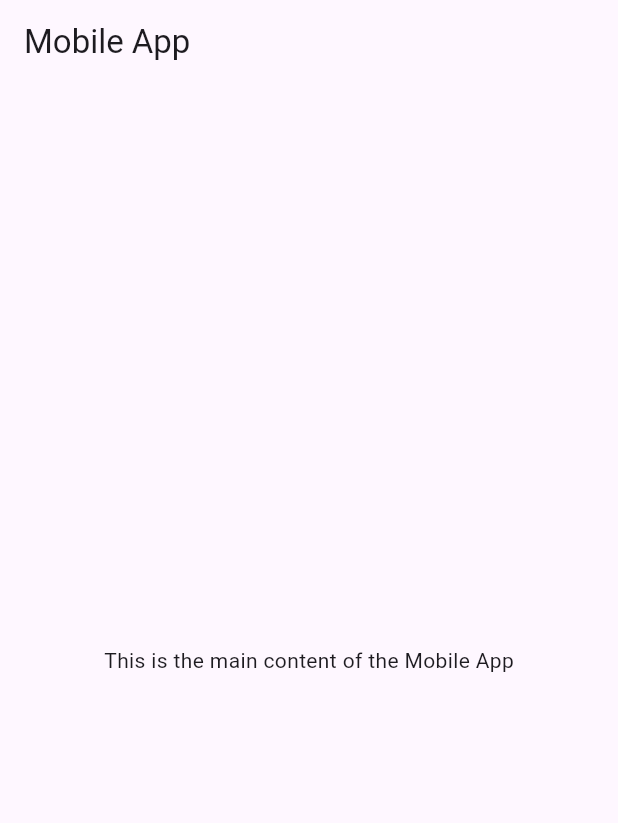
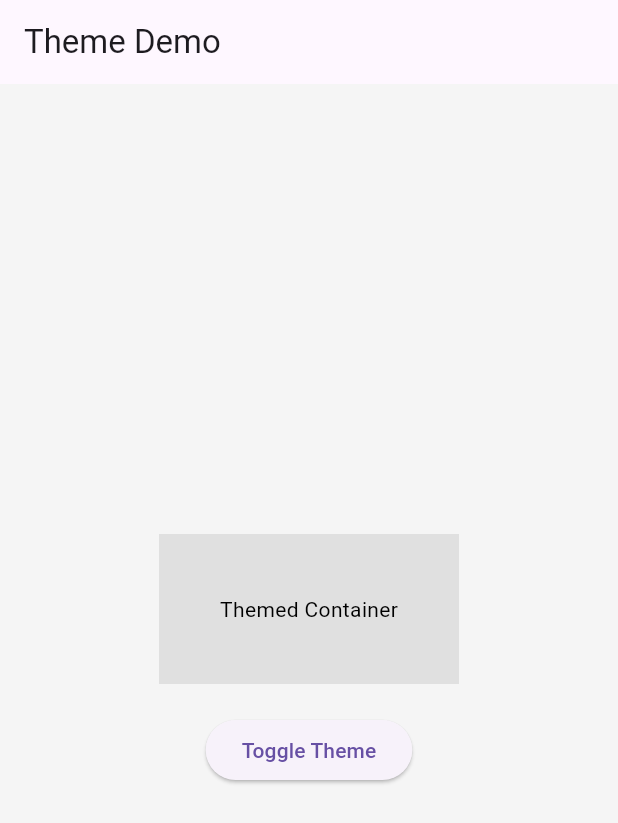
Before and after one commit to Do-Boo/video_pic_pdf_project, a Flutter app: the screen it shows after launch, on a phone screen of 412 x 824 dp. Shown: the top 823 px of the screen. Run offline on Flutter 3.47's test engine with Material 3 defaults, Android fonts, the light colour scheme and no system bars; our stand-ins replace get; missing offline and left inert: window_manager.

Commit message:
2024.09.02.(월) 12:30 타이틀바, 다크 라이트 모드 작동확인

```diff
--- /dev/null
+++ b/lib/gets/g_theme_controller.dart
@@ -0,0 +1,12 @@
+import 'package:flutter/material.dart';
+import 'package:get/get.dart';
+
+class ThemeService extends GetxService {
+  final _isDarkMode = false.obs;
+  bool get isDarkMode => _isDarkMode.value;
+
+  void toggleTheme() {
+    _isDarkMode.value = !_isDarkMode.value;
+    Get.changeThemeMode(_isDarkMode.value ? ThemeMode.dark : ThemeMode.light);
+  }
+}
--- a/lib/main.dart
+++ b/lib/main.dart
@@ -1,8 +1,29 @@
 import 'package:flutter/material.dart';
 import 'package:flutter/foundation.dart';
+import 'package:get/get.dart';
+import 'package:mom_project/gets/g_theme_controller.dart';
+import 'package:mom_project/theme/t_app_color.dart';
+import 'package:window_manager/window_manager.dart';
 import 'dart:io' show Platform;
 
-void main() {
+void main() async {
+  WidgetsFlutterBinding.ensureInitialized();
+  final themeService = Get.put(ThemeService());
+  if (!kIsWeb && (Platform.isWindows || Platform.isMacOS)) {
+    await windowManager.ensureInitialized();
+    WindowOptions windowOptions = const WindowOptions(
+      size: Size(800, 600),
+      center: true,
+      backgroundColor: Colors.transparent,
+      skipTaskbar: false,
+      titleBarStyle: TitleBarStyle.hidden,
+    );
+    windowManager.waitUntilReadyToShow(windowOptions, () async {
+      await windowManager.show();
+      await windowManager.focus();
+    });
+  }
+
   runApp(const MyApp());
 }
 
@@ -11,80 +32,129 @@ class MyApp extends StatelessWidget {
 
   @override
   Widget build(BuildContext context) {
-    return MaterialApp(
-      title: 'Custom Titlebar Demo',
-      theme: ThemeData(primarySwatch: Colors.blue),
-      home: getPlatformSpecificHome(),
+    return GetMaterialApp(
+      theme: AppTheme.lightTheme,
+      darkTheme: AppTheme.darkTheme,
+      themeMode: ThemeMode.system,
+      home: const CustomTitleBarWrapper(child: MyHomePage()),
     );
-  }
-
-  Widget getPlatformSpecificHome() {
-    if (kIsWeb) {
-      return const MyHomePage(title: 'Web App - No Titlebar');
-    } else if (Platform.isWindows || Platform.isMacOS) {
-      return const CustomTitleBar(child: MyHomePage(title: 'Desktop App'));
-    } else {
-      return const MyHomePage(title: 'Mobile App');
-    }
   }
 }
 
-class CustomTitleBar extends StatelessWidget {
-  final Widget child;
-
-  const CustomTitleBar({super.key, required this.child});
+class MyHomePage extends StatelessWidget {
+  const MyHomePage({super.key});
 
   @override
   Widget build(BuildContext context) {
-    return Column(
+    final ThemeService themeService = Get.find();
+    final customTheme = Theme.of(context).extension<CustomThemeExtension>()!;
+
+    return Scaffold(
+      appBar: AppBar(title: const Text('Theme Demo')),
+      body: Center(
+        child: Column(
+          mainAxisAlignment: MainAxisAlignment.center,
           children: [
             Container(
-          height: 30,
-          color: Colors.blue,
-          child: Row(
-            children: [
-              const SizedBox(width: 10),
-              const Text('Custom Titlebar', style: TextStyle(color: Colors.white)),
-              const Spacer(),
-              IconButton(
-                icon: const Icon(Icons.minimize, color: Colors.white, size: 20),
-                onPressed: () {
-                  // Implement minimize functionality
-                },
+              width: 200,
+              height: 100,
+              color: customTheme.containerColor,
+              child: Center(
+                child: Text(
+                  'Themed Container',
+                  style: TextStyle(color: customTheme.textColor),
                 ),
-              IconButton(
-                icon: const Icon(Icons.crop_square, color: Colors.white, size: 20),
-                onPressed: () {
-                  // Implement maximize functionality
-                },
               ),
-              IconButton(
-                icon: const Icon(Icons.close, color: Colors.white, size: 20),
-                onPressed: () {
-                  // Implement close functionality
-                },
+            ),
+            const SizedBox(height: 20),
+            ElevatedButton(
+              child: const Text('Toggle Theme'),
+              onPressed: () => themeService.toggleTheme(),
             ),
           ],
         ),
       ),
+    );
+  }
+}
+
+class CustomTitleBarWrapper extends StatelessWidget {
+  final Widget child;
+
+  const CustomTitleBarWrapper({super.key, required this.child});
+
+  @override
+  Widget build(BuildContext context) {
+    if (kIsWeb || !(Platform.isWindows || Platform.isMacOS)) {
+      return child;
+    }
+    return Column(
+      children: [
+        const CustomTitleBar(),
         Expanded(child: child),
       ],
     );
   }
 }
 
-class MyHomePage extends StatelessWidget {
-  final String title;
-
-  const MyHomePage({super.key, required this.title});
+class CustomTitleBar extends StatelessWidget {
+  const CustomTitleBar({super.key});
 
   @override
   Widget build(BuildContext context) {
-    return Scaffold(
-      appBar: kIsWeb ? null : AppBar(title: Text(title)),
-      body: Center(
-        child: Text('This is the main content of the $title'),
+    return Container(
+      height: 28,
+      color: Colors.transparent,
+      child: Row(
+        children: [
+          if (Platform.isMacOS) ...[
+            const SizedBox(width: 76),
+            const Expanded(child: DragToMoveArea(child: SizedBox())),
+          ] else ...[
+            const Expanded(child: DragToMoveArea(child: SizedBox())),
+          ],
+          if (Platform.isWindows) ...[
+            _WindowsButton(
+              icon: Icons.remove,
+              onPressed: () => windowManager.minimize(),
+            ),
+            _WindowsButton(
+              icon: Icons.crop_square,
+              onPressed: () async {
+                if (await windowManager.isMaximized()) {
+                  windowManager.unmaximize();
+                } else {
+                  windowManager.maximize();
+                }
+              },
+            ),
+            _WindowsButton(
+              icon: Icons.close,
+              onPressed: () => windowManager.close(),
+            ),
+          ],
+          if (Platform.isMacOS) const SizedBox(width: 76),
+        ],
       ),
     );
   }
 }
+
+class _WindowsButton extends StatelessWidget {
+  final IconData icon;
+  final VoidCallback onPressed;
+
+  const _WindowsButton({super.key, required this.icon, required this.onPressed});
+
+  @override
+  Widget build(BuildContext context) {
+    return SizedBox(
+      width: 46,
+      height: double.infinity,
+      child: IconButton(
+        icon: Icon(icon, size: 16),
+        onPressed: onPressed,
+      ),
+    );
+  }
+}
--- /dev/null
+++ b/lib/theme/t_app_color.dart
@@ -0,0 +1,79 @@
+import 'package:flutter/material.dart';
+
+class AppColors {
+  static const Color primaryLight = Color(0xFF2196F3);
+  static const Color primaryDark = Color(0xFF1565C0);
+  static const Color backgroundLight = Color(0xFFF5F5F5);
+  static const Color backgroundDark = Color(0xFF121212);
+  static const Color textLight = Color(0xFF000000);
+  static const Color textDark = Color(0xFFFFFFFF);
+  static const Color containerLight = Color(0xFFE0E0E0);
+  static const Color containerDark = Color(0xFF424242);
+}
+
+class CustomThemeExtension extends ThemeExtension<CustomThemeExtension> {
+  final Color containerColor;
+  final Color textColor;
+
+  const CustomThemeExtension({
+    required this.containerColor,
+    required this.textColor,
+  });
+
+  @override
+  ThemeExtension<CustomThemeExtension> copyWith({
+    Color? containerColor,
+    Color? textColor,
+  }) {
+    return CustomThemeExtension(
+      containerColor: containerColor ?? this.containerColor,
+      textColor: textColor ?? this.textColor,
+    );
+  }
+
+  @override
+  ThemeExtension<CustomThemeExtension> lerp(
+    ThemeExtension<CustomThemeExtension>? other,
+    double t,
+  ) {
+    if (other is! CustomThemeExtension) {
+      return this;
+    }
+    return CustomThemeExtension(
+      containerColor: Color.lerp(containerColor, other.containerColor, t)!,
+      textColor: Color.lerp(textColor, other.textColor, t)!,
+    );
+  }
+}
+
+class AppTheme {
+  static final ThemeData lightTheme = ThemeData(
+    brightness: Brightness.light,
+    primaryColor: AppColors.primaryLight,
+    scaffoldBackgroundColor: AppColors.backgroundLight,
+    textTheme: const TextTheme(
+      bodyLarge: TextStyle(color: AppColors.textLight),
+    ),
+    extensions: const [
+      CustomThemeExtension(
+        containerColor: AppColors.containerLight,
+        textColor: AppColors.textLight,
+      ),
+    ],
+  );
+
+  static final ThemeData darkTheme = ThemeData(
+    brightness: Brightness.dark,
+    primaryColor: AppColors.primaryDark,
+    scaffoldBackgroundColor: AppColors.backgroundDark,
+    textTheme: const TextTheme(
+      bodyLarge: TextStyle(color: AppColors.textDark),
+    ),
+    extensions: const [
+      CustomThemeExtension(
+        containerColor: AppColors.containerDark,
+        textColor: AppColors.textDark,
+      ),
+    ],
+  );
+}
--- a/pubspec.yaml
+++ b/pubspec.yaml
@@ -36,6 +36,12 @@ dependencies:
   # Use with the CupertinoIcons class for iOS style icons.
   cupertino_icons: ^1.0.8
   window_manager: ^0.4.2
+  google_fonts: ^6.2.1
+  shared_preferences: ^2.3.2
+  http: ^1.2.2
+  get: ^4.6.6
+  intl: ^0.19.0
+  flutter_localization: ^0.2.2
 
 dev_dependencies:
   flutter_test:
```
Also changed, not shown: pubspec.lock, 13 other files. Lines whose indentation alone changed are shown as unchanged.
